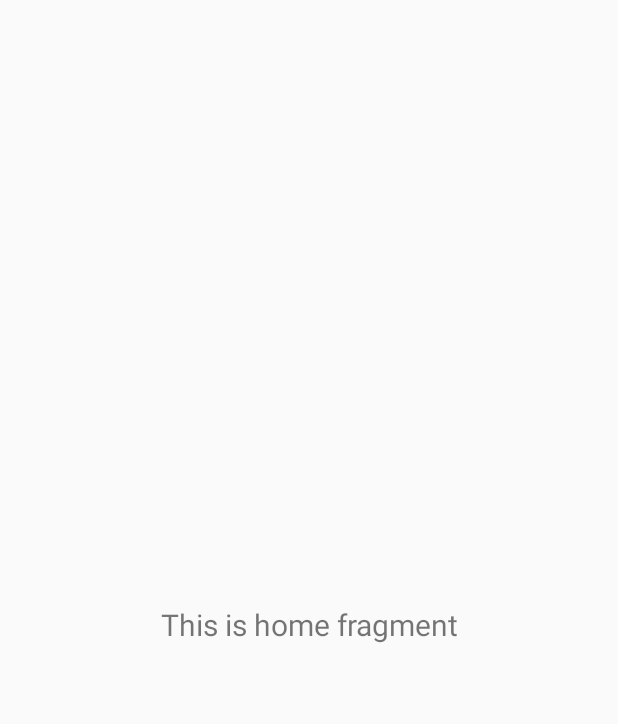
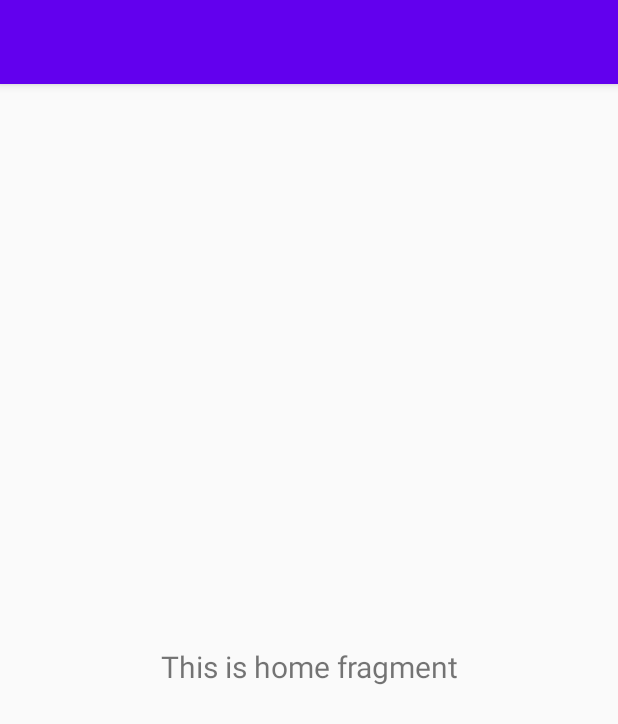
Before and after one commit to LucasAndreCruz/Navigation-Drawer, an Android app: the screen it shows after launch (MainActivity), on a phone screen of 412 x 824 dp. Shown: the top 724 px of the screen. Run offline under Robolectric (Android 15) with nearby library versions, the phone set to English and light mode, and no system bars; our stand-ins replace navigation-ui; 3 statements that could not run were skipped.

Commit message:
Commit - Add AppBarLayout and toolbar

```diff
--- a/app/src/main/java/com/cursoandroid/navigationdrawer/MainActivity.java
+++ b/app/src/main/java/com/cursoandroid/navigationdrawer/MainActivity.java
@@ -24,7 +24,8 @@ public class MainActivity extends AppCompatActivity {
     protected void onCreate(Bundle savedInstanceState) {
         super.onCreate(savedInstanceState);
         setContentView(R.layout.activity_main);
-
+        toolbar = findViewById(R.id.toolbar);
+        setSupportActionBar(toolbar);
 
         DrawerLayout drawer = findViewById(R.id.drawer_layout);
         NavigationView navigationView = findViewById(R.id.nav_view);
--- a/app/src/main/res/layout/app_bar_main.xml
+++ b/app/src/main/res/layout/app_bar_main.xml
@@ -6,7 +6,19 @@
     android:layout_height="match_parent"
     tools:context=".MainActivity">
 
+    <com.google.android.material.appbar.AppBarLayout
+        android:layout_width="match_parent"
+        android:layout_height="wrap_content"
+        android:theme="@style/AppTheme.AppBarOverlay">
 
+        <androidx.appcompat.widget.Toolbar
+            android:id="@+id/toolbar"
+            android:layout_width="match_parent"
+            android:layout_height="?attr/actionBarSize"
+            android:background="?attr/colorPrimary"
+            app:popupTheme="@style/AppTheme.PopupOverlay" />
+
+    </com.google.android.material.appbar.AppBarLayout>
 
     <include layout="@layout/content_main" />
 
```
